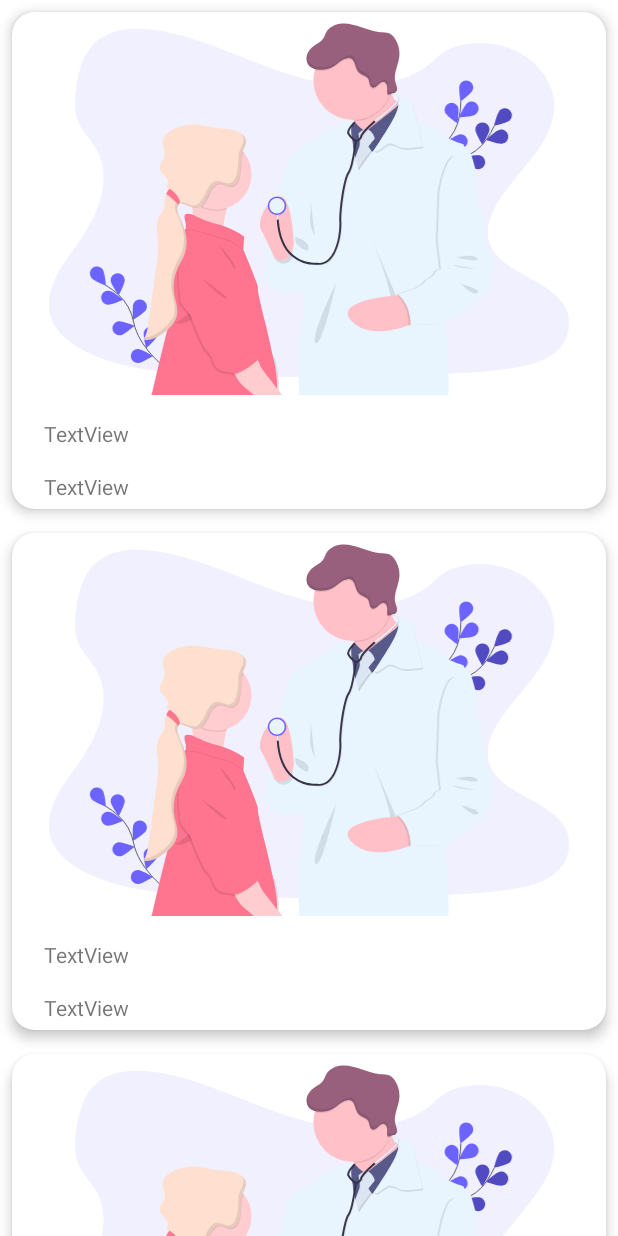
After one commit to iFix-Hub-KE/onBoardingScreensDemo, an Android app: the layout fragment_my_beer.xml on its own in the app's theme, with its tools: preview values and no code run, on a phone screen of 412 x 824 dp. The commit adds this screen. Run offline under Robolectric (Android 15) with nearby library versions, the phone set to English and light mode, and no system bars.

```diff
--- /dev/null
+++ b/app/src/main/res/layout/fragment_my_beer.xml
@@ -0,0 +1,20 @@
+<?xml version="1.0" encoding="utf-8"?>
+<androidx.constraintlayout.widget.ConstraintLayout xmlns:android="http://schemas.android.com/apk/res/android"
+    xmlns:app="http://schemas.android.com/apk/res-auto"
+    xmlns:tools="http://schemas.android.com/tools"
+    android:layout_width="match_parent"
+    android:layout_height="match_parent"
+    tools:context=".MyBeerFragment">
+    <androidx.recyclerview.widget.RecyclerView
+        android:id="@+id/myFeedRecyclerView"
+        android:layout_width="0dp"
+        android:layout_height="0dp"
+        tools:listitem="@layout/my_beer_row"
+        app:layoutManager="androidx.recyclerview.widget.LinearLayoutManager"
+        android:orientation="vertical"
+        app:layout_constraintBottom_toBottomOf="parent"
+        app:layout_constraintEnd_toEndOf="parent"
+        app:layout_constraintHorizontal_bias="0.5"
+        app:layout_constraintStart_toStartOf="parent"
+        app:layout_constraintTop_toTopOf="parent" />
+</androidx.constraintlayout.widget.ConstraintLayout>
--- /dev/null
+++ b/app/src/main/res/layout/my_beer_row.xml
@@ -0,0 +1,46 @@
+<?xml version="1.0" encoding="utf-8"?>
+<androidx.cardview.widget.CardView xmlns:android="http://schemas.android.com/apk/res/android"
+    xmlns:app="http://schemas.android.com/apk/res-auto"
+    xmlns:tools="http://schemas.android.com/tools"
+    android:layout_width="match_parent"
+    app:cardCornerRadius="15dp"
+    app:cardElevation="5dp"
+    android:layout_margin="8dp"
+    android:layout_height="wrap_content">
+
+    <androidx.constraintlayout.widget.ConstraintLayout
+        android:layout_width="match_parent"
+        android:layout_height="match_parent"
+        android:padding="5dp">
+
+        <ImageView
+            android:id="@+id/beerImage"
+            android:layout_width="0dp"
+            android:layout_height="250dp"
+            app:layout_constraintEnd_toEndOf="parent"
+            app:layout_constraintStart_toStartOf="parent"
+            app:layout_constraintTop_toTopOf="parent"
+            app:srcCompat="@drawable/ic_undraw_doctor" />
+
+        <TextView
+            android:id="@+id/beerName"
+            android:layout_width="wrap_content"
+            android:layout_height="wrap_content"
+            android:layout_marginStart="16dp"
+            android:layout_marginLeft="16dp"
+            android:layout_marginTop="16dp"
+            android:text="TextView"
+            app:layout_constraintStart_toStartOf="@+id/beerImage"
+            app:layout_constraintTop_toBottomOf="@+id/beerImage" />
+
+        <TextView
+            android:id="@+id/beerDescription"
+            android:layout_width="wrap_content"
+            android:layout_height="wrap_content"
+            android:layout_marginTop="16dp"
+            android:text="TextView"
+            app:layout_constraintStart_toStartOf="@+id/beerName"
+            app:layout_constraintTop_toBottomOf="@+id/beerName" />
+    </androidx.constraintlayout.widget.ConstraintLayout>
+
+</androidx.cardview.widget.CardView>
--- a/app/src/main/res/values/themes.xml
+++ b/app/src/main/res/values/themes.xml
@@ -1,6 +1,6 @@
 <resources xmlns:tools="http://schemas.android.com/tools">
     <!-- Base application theme. -->
-    <style name="Theme.OnBoardingScreensDemo" parent="Theme.MaterialComponents.DayNight.DarkActionBar">
+    <style name="Theme.OnBoardingScreensDemo" parent="Theme.MaterialComponents.DayNight.NoActionBar">
         <!-- Primary brand color. -->
         <item name="colorPrimary">@color/purple_500</item>
         <item name="colorPrimaryVariant">@color/purple_700</item>
```
Also changed, not shown: app/build.gradle (+13 -0 lines), app/src/main/java/com/kanyideveloper/onboardingscreensdemo/Beers.kt (added, +141 -0 lines), app/src/main/java/com/kanyideveloper/onboardingscreensdemo/MyBeerFragment.kt (added, +59 -0 lines), app/src/main/java/com/kanyideveloper/onboardingscreensdemo/TabFragment.kt (added, +42 -0 lines), app/src/main/java/com/kanyideveloper/onboardingscreensdemo/TabsAdapter.kt (added, +29 -0 lines), app/src/main/res/layout/fragment_tab.xml (added, +37 -0 lines), app/src/main/res/navigation/my_nav_graph.xml (+6 -1 lines).
